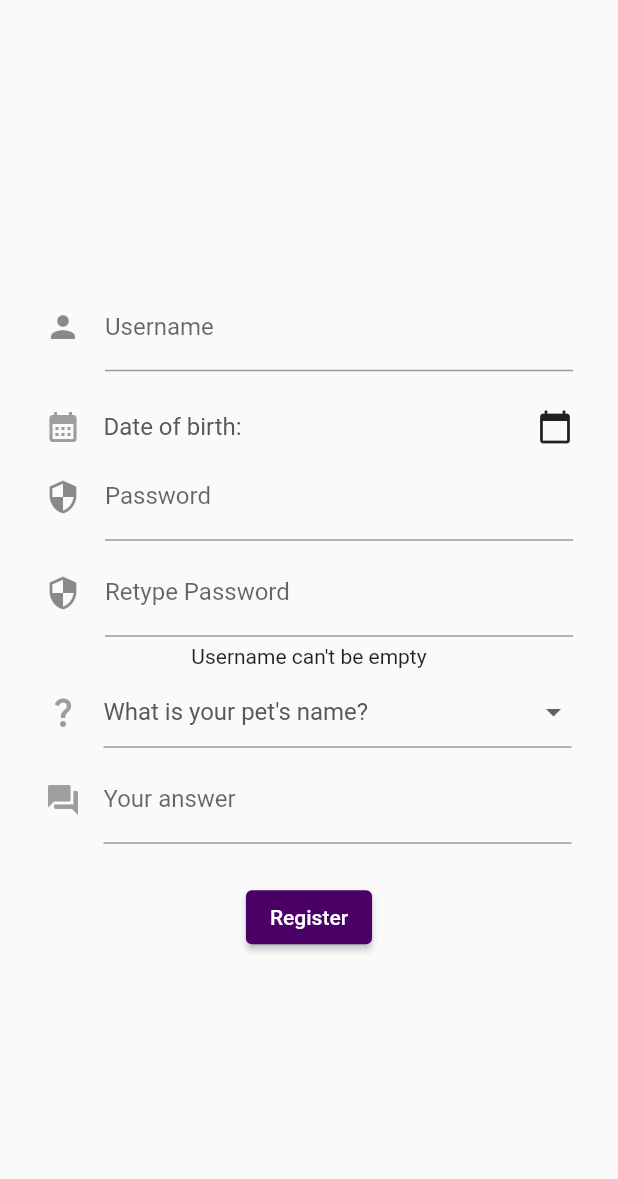
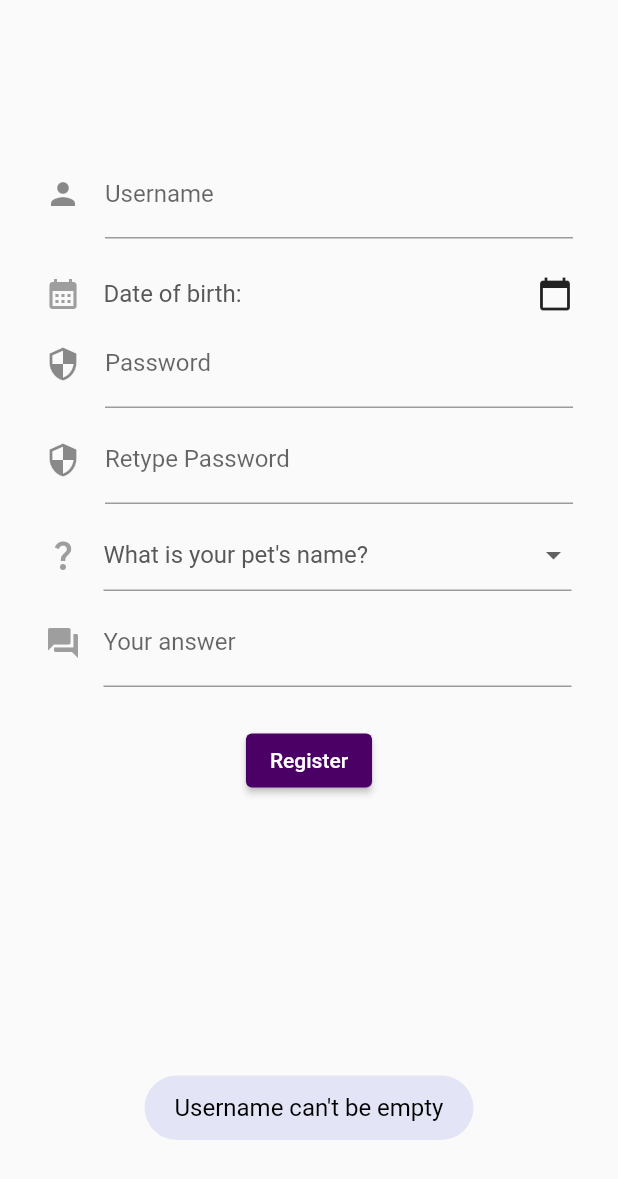
Before and after one commit to Skb-Hssn/SnapJournal, a Flutter app: the screen it shows after launch, after a tap on "Register", on a phone screen of 412 x 824 dp. Shown: the top 1179 px of the screen. Run offline on Flutter 3.47's test engine with Material 2 defaults, Android fonts, the phone set to English and light mode, and no system bars; our stand-ins replace bloc, flutter_bloc, flutter_tags, fluttertoast, image_picker, sqflite and 1 more; accounts and stored records are empty.

Commit message:
Registration updated.

```diff
--- a/lib/Database/database.dart
+++ b/lib/Database/database.dart
@@ -184,15 +184,21 @@ class DB {
     );
   }
 
-  Future updateUser(String name, bool log) async {
+  Future updateUserLogOut(String name, bool log) async {
     final db = await instance.database;
     db.update(
         textTable,
-        {'${UserFields.isLoggedOut}' : bool},
+        {'${UserFields.isLoggedOut}' : log},
         where: '${EventTextFields.eventId} = ?',
         whereArgs: [name]
     );
+  }
 
+  Future updateUserAllFields(User user) async {
+    final db = await instance.database;
+    var prvUser = await readUser();
+    await deleteUser(prvUser[0].name!);
+    await insertUser(user);
   }
 
 
--- a/lib/Home/home.dart
+++ b/lib/Home/home.dart
@@ -186,7 +186,7 @@ class _Home extends State<Home> {
     if(list.isNotEmpty){
       user = list[0];
     }
-    await DB.instance.updateUser(user.name!, false);
+    await DB.instance.updateUserLogOut(user.name!, false);
 
     Navigator.pushReplacementNamed(context, '/verificationView');
   }
--- a/lib/User/userRegistration.dart
+++ b/lib/User/userRegistration.dart
@@ -1,6 +1,7 @@
 // ignore_for_file: prefer_const_constructors
 
 import 'package:flutter/material.dart';
+import 'package:fluttertoast/fluttertoast.dart';
 import 'package:snapjournal/Database/database.dart';
 import 'package:snapjournal/SnapJournal/constants/enums.dart';
 import '../Model/user_model.dart';
@@ -26,7 +27,7 @@ class _UserRegistration extends State<UserRegistration> {
 
   final _formKey = GlobalKey<FormState>();
 
-  late User user;
+  User? user;
 
   @override
   void initState() {
@@ -51,8 +52,8 @@ class _UserRegistration extends State<UserRegistration> {
       body: Form (
         key: _formKey,
         child: Padding(
-          padding: EdgeInsets.symmetric(horizontal: 30),
-          child: Column(
+          padding: EdgeInsets.fromLTRB(30, 100, 30, 0),
+          child: SingleChildScrollView( child: Column(
             mainAxisAlignment: MainAxisAlignment.center,
             children: [
               _usernameField(),
@@ -62,9 +63,7 @@ class _UserRegistration extends State<UserRegistration> {
               _passwordField(),
               SizedBox(height: 5,),
               _retypedPasswordField(),
-              SizedBox(height: 5,),
-              _errorMassage(),
-              SizedBox(height: 5,),
+              SizedBox(height: 10,),
               _securityQA(context),
               SizedBox(height: 5,),
               _securityQAnswer(context),
@@ -73,6 +72,7 @@ class _UserRegistration extends State<UserRegistration> {
             ],
           ),
         ),
+      ),
       ),
     );
   }
@@ -175,17 +175,22 @@ class _UserRegistration extends State<UserRegistration> {
         setState(() {
           if (name == '') {
             errorMassage = 'Username can\'t be empty';
+            showToast(errorMassage);
           } else if (password == '') {
             errorMassage = 'Password can\'t be empty';
+            showToast(errorMassage);
           } else if (dob == null) {
             errorMassage = 'Date of birth cannot be empty';
+            showToast(errorMassage);
           } else if(password != retypedPassword) {
             errorMassage = 'Password doesn\'t match';
+            showToast(errorMassage);
           } else if(securityquestionanswer == null) {
             errorMassage = 'Answert cannot be empty.';
+            showToast(errorMassage);
           } else {
             if(user != null) {
-              DB.instance.deleteUser(user.name!);
+              DB.instance.deleteUser(user!.name!);
             }
 
             DB.instance.insertUser(
@@ -269,4 +274,20 @@ class _UserRegistration extends State<UserRegistration> {
       ]
     );
   }
+
+  void showToast(String msg) {
+    Fluttertoast.showToast(
+        msg: msg,
+        toastLength: Toast.LENGTH_SHORT,
+        gravity: ToastGravity.BOTTOM,
+        timeInSecForIosWeb: 1,
+        backgroundColor: Color(LightViolet),
+        textColor: Colors.black,
+        fontSize: 16.0
+    );
+  }
+
+  // Future saveUser(User user) async {
+  //   await DB.instance.updateUserAllFields(user);
+  // }
 }
```
